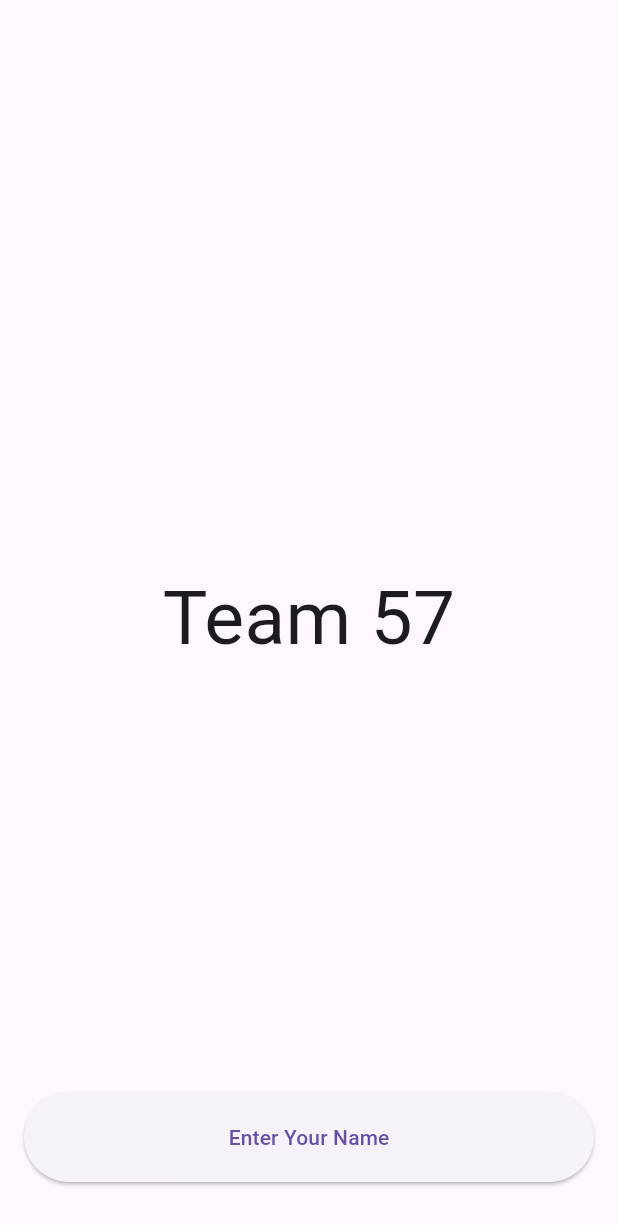
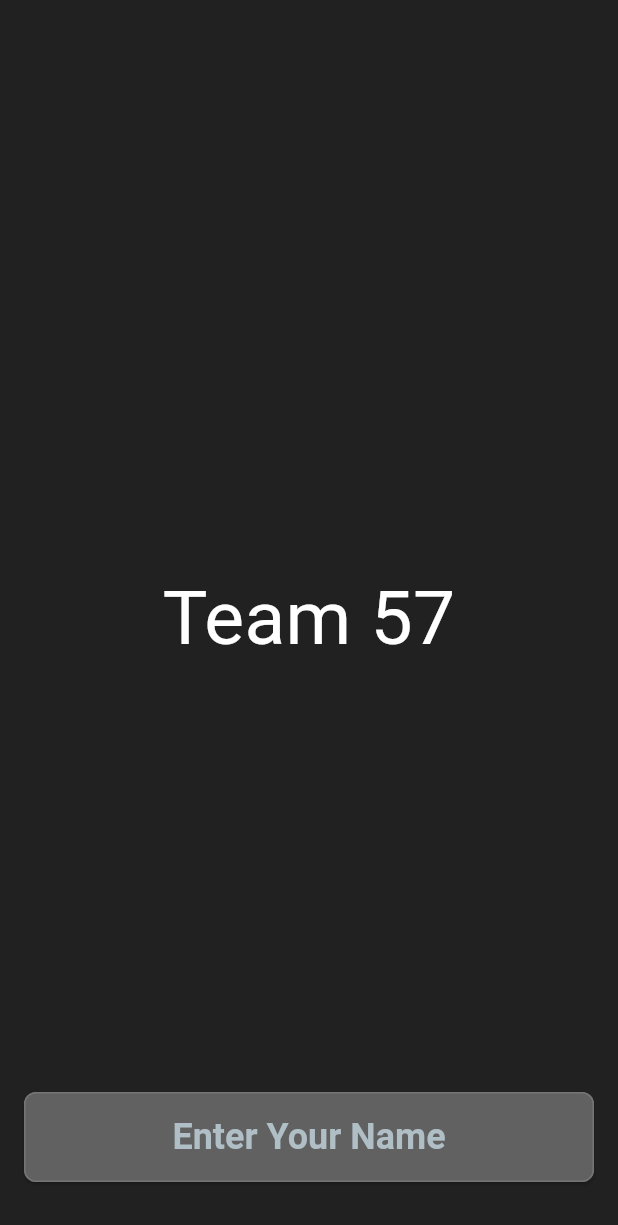
Before and after one commit to AMAbdulrahim/laser_car_battle, a Flutter app: the screen it shows after launch, on a phone screen of 412 x 824 dp. Shown: the top 1225 px of the screen. Run offline on Flutter 3.47's test engine with Material 3 defaults, Android fonts, the phone set to English and light mode, and no system bars; our stand-ins replace google_fonts.

Commit message:
theme modified including colors, fonts and custom

```diff
--- /dev/null
+++ b/lib/assets/theme/colors/color.dart
@@ -0,0 +1,12 @@
+import 'package:flutter/material.dart';
+
+
+class CustomColors {
+  static const Color background = Color(0xFF212121); // Background
+  static const Color mainButton = Color(0xFF616161); // Main buttons
+  static const Color actionButton = Color(0xFFFF9800); // Action buttons & hover
+  static const Color buttonText = Color(0xFFB0BEC5); // Button text
+  static const Color textPrimary = Color(0xFFFFFFFF); // General text
+  static const Color border = Color(0xFF757575); // Borders
+  static const Color backgroundEffect = Color(0xff4f0000); // Error messages
+}
--- /dev/null
+++ b/lib/assets/theme/custom_theme.dart
@@ -0,0 +1,79 @@
+import 'package:flutter/material.dart';
+import 'package:laser_car_battle/assets/theme/colors/color.dart';
+import 'package:laser_car_battle/assets/theme/fonts/custom_fonts.dart';
+
+class CustomTheme {
+  static final ThemeData darkTheme = ThemeData(
+    brightness: Brightness.dark,
+    scaffoldBackgroundColor: CustomColors.background,
+    primaryColor: CustomColors.mainButton,
+
+    appBarTheme: AppBarTheme(
+      backgroundColor: CustomColors.background,
+      foregroundColor: CustomColors.textPrimary,
+      elevation: 4,
+      titleTextStyle: CustomFonts.primaryFont.copyWith(
+        color: CustomColors.textPrimary,
+        fontSize: 24,
+      ),
+    ),
+
+    textTheme: TextTheme(
+      bodyLarge: CustomFonts.primaryFont.copyWith(
+        color: CustomColors.textPrimary,
+        fontSize: 18,
+      ),
+      bodyMedium: CustomFonts.primaryFont.copyWith(
+        color: CustomColors.textPrimary,
+        fontSize: 16,
+      ),
+      labelLarge: CustomFonts.primaryFont.copyWith(
+        color: CustomColors.buttonText,
+        fontSize: 16,
+      ),
+    ),
+
+    elevatedButtonTheme: ElevatedButtonThemeData(
+      style: ElevatedButton.styleFrom(
+        backgroundColor: CustomColors.mainButton, // Button color
+        foregroundColor: CustomColors.buttonText, // Text color
+        padding: const EdgeInsets.symmetric(horizontal: 20, vertical: 12),
+        textStyle: CustomFonts.primaryFont.copyWith(
+          fontSize: 24,
+          fontWeight: FontWeight.bold,
+        ),
+        shape: RoundedRectangleBorder(
+          borderRadius: BorderRadius.circular(8),
+          side: const BorderSide(color: CustomColors.border), // Border color
+        ),
+      ),
+    ),
+
+    outlinedButtonTheme: OutlinedButtonThemeData(
+      style: OutlinedButton.styleFrom(
+        foregroundColor: CustomColors.buttonText,
+        side: const BorderSide(color: CustomColors.border), // Border
+        padding: const EdgeInsets.symmetric(horizontal: 20, vertical: 12),
+        textStyle: CustomFonts.primaryFont.copyWith(fontSize: 16),
+      ),
+    ),
+
+    floatingActionButtonTheme: const FloatingActionButtonThemeData(
+      backgroundColor: CustomColors.actionButton,
+      foregroundColor: CustomColors.textPrimary,
+    ),
+
+    inputDecorationTheme: InputDecorationTheme(
+      enabledBorder: const OutlineInputBorder(
+        borderSide: BorderSide(color: CustomColors.border), // Border color
+      ),
+      focusedBorder: const OutlineInputBorder(
+        borderSide: BorderSide(color: CustomColors.actionButton), // Focus color
+      ),
+      labelStyle: CustomFonts.primaryFont.copyWith(color: CustomColors.buttonText),
+      hintStyle: CustomFonts.primaryFont.copyWith(color: CustomColors.buttonText),
+    ),
+
+    dividerColor: CustomColors.border, // Dividers color
+  );
+}
--- /dev/null
+++ b/lib/assets/theme/fonts/custom_fonts.dart
@@ -0,0 +1,6 @@
+import 'package:google_fonts/google_fonts.dart';
+import 'package:flutter/material.dart';
+
+class CustomFonts {
+  static final TextStyle primaryFont = GoogleFonts.blackOpsOne();
+}
--- a/lib/main.dart
+++ b/lib/main.dart
@@ -1,4 +1,5 @@
 import 'package:flutter/material.dart';
+import 'package:laser_car_battle/assets/theme/custom_theme.dart';
 import 'package:laser_car_battle/views/landing_page.dart';
 
 void main() {
@@ -14,11 +15,7 @@ class MyApp extends StatelessWidget {
     return MaterialApp(
       debugShowCheckedModeBanner: false,
       title: 'Flutter Demo',
-      theme: ThemeData(
-
-
-        useMaterial3: true,
-      ),
+      theme: CustomTheme.darkTheme,
       home: LandingPage(),
     );
   }
--- a/pubspec.yaml
+++ b/pubspec.yaml
@@ -34,6 +34,7 @@ dependencies:
   # The following adds the Cupertino Icons font to your application.
   # Use with the CupertinoIcons class for iOS style icons.
   cupertino_icons: ^1.0.8
+  google_fonts: ^6.2.1
 
 dev_dependencies:
   flutter_test:
```
Also changed, not shown: pubspec.lock, 1 other file.
